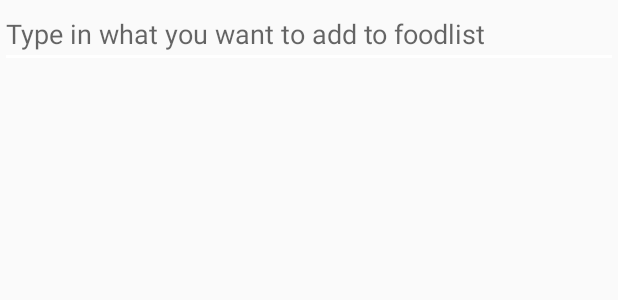
After one commit to March97/Food_Diary, an Android app: the layout activity_search_food.xml on its own in the app's theme, with its tools: preview values and no code run, on a phone screen of 412 x 824 dp. The commit adds this screen. Shown: the top 300 px of the screen. Run offline under Robolectric (Android 15) with nearby library versions, the phone set to English and light mode, and no system bars.

Commit message:
proba wyszukiwarki

```diff
--- a/app/build.gradle
+++ b/app/build.gradle
@@ -35,6 +35,7 @@ dependencies {
     implementation 'com.squareup.retrofit2:converter-gson:2.4.0'
     implementation 'com.squareup.retrofit2:retrofit:2.4.0'
     implementation 'androidx.annotation:annotation:1.1.0'
+    implementation 'com.google.firebase:firebase-database:19.3.0'
     testImplementation 'junit:junit:4.12'
     androidTestImplementation 'androidx.test.ext:junit:1.1.1'
     androidTestImplementation 'androidx.test.espresso:espresso-core:3.2.0'
--- a/app/src/main/AndroidManifest.xml
+++ b/app/src/main/AndroidManifest.xml
@@ -9,6 +9,7 @@
         android:roundIcon="@mipmap/ic_launcher_round"
         android:supportsRtl="true"
         android:theme="@style/AppTheme">
+        <activity android:name=".ui.meals.SearchFood"></activity>
         <activity
             android:name=".ui.ui.login.LoginActivity"
             android:label="@string/title_activity_login" />
--- /dev/null
+++ b/app/src/main/res/layout/activity_search_food.xml
@@ -0,0 +1,34 @@
+<?xml version="1.0" encoding="utf-8"?>
+<RelativeLayout xmlns:android="http://schemas.android.com/apk/res/android"
+    xmlns:app="http://schemas.android.com/apk/res-auto"
+    xmlns:tools="http://schemas.android.com/tools"
+    android:layout_width="match_parent"
+    android:layout_height="match_parent">
+
+
+
+    <EditText
+        android:id="@+id/searched_item"
+        android:layout_width="match_parent"
+        android:layout_height="wrap_content"
+        android:layout_alignParentEnd="true"
+        android:layout_alignParentRight="true"
+        android:layout_marginEnd="0dp"
+        android:layout_marginRight="0dp"
+        android:ems="10"
+        android:maxLines="1"
+        android:inputType="textPersonName"
+        android:hint="Type in what you want to add to foodlist"
+
+        />
+
+    <ListView
+        android:id="@+id/listOfFood"
+        android:layout_width="match_parent"
+        android:layout_height="match_parent"
+
+        android:layout_below="@+id/searched_item"
+        android:layout_marginTop="0dp" />
+
+
+</RelativeLayout>
```
Also changed, not shown: app/src/main/java/com/example/food_diary/ui/meals/MealAddActivity.java (+43 -0 lines), app/src/main/java/com/example/food_diary/ui/meals/SearchFood.java (added, +108 -0 lines), app/src/main/java/com/example/food_diary/ui/meals/SearchFoodRepository.java (added, +160 -0 lines), app/src/main/java/com/example/food_diary/ui/meals/SearchFoodViewModel.java (added, +44 -0 lines), app/src/main/res/drawable/ic_search_black.xml (added, +9 -0 lines), app/src/main/res/layout/activity_meal_add.xml (+13 -1 lines).
